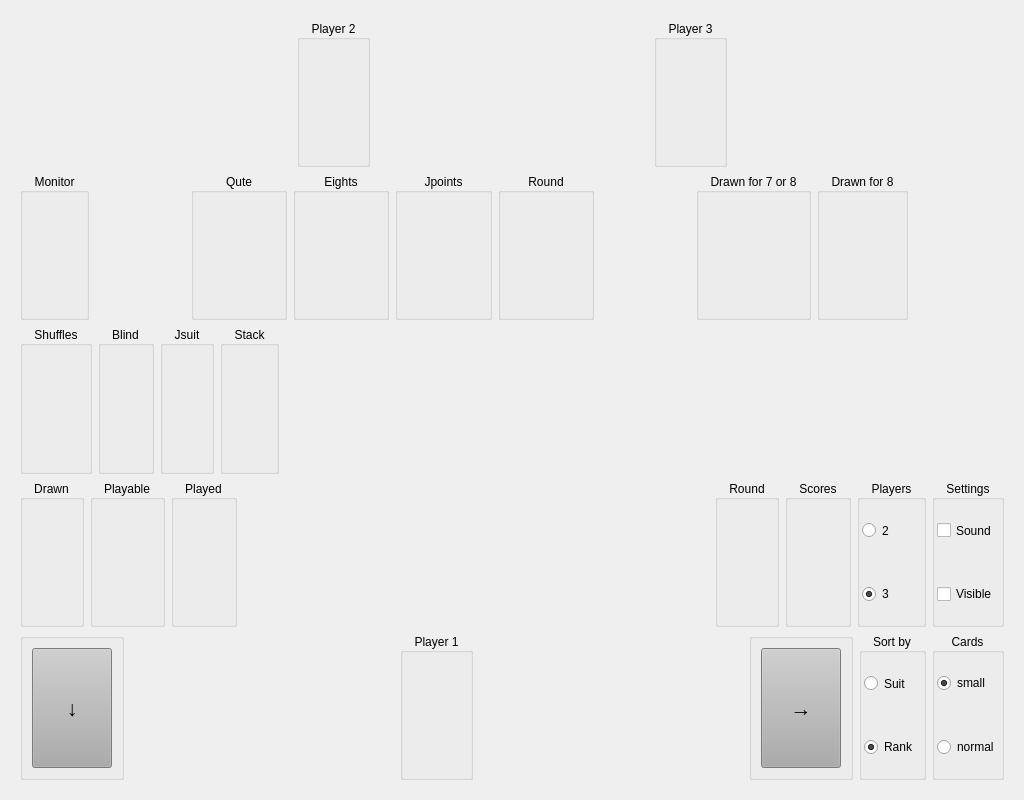
This is table.ui in squawk7x/aQuteCardGame as Qt 5 draws it before an edit. The edited form follows.
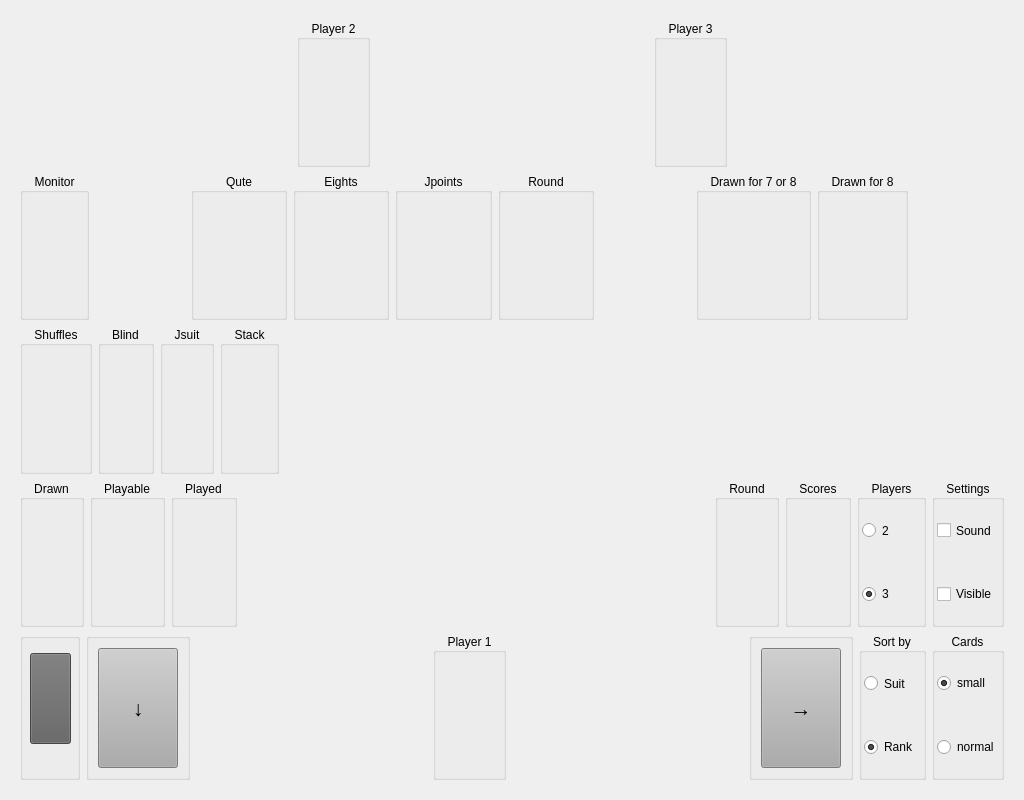
This is the edited form.

Commit message: Feature Info Text

```diff
--- a/table.ui
+++ b/table.ui
@@ -1046,6 +1046,513 @@
       </item>
       <item>
        <layout class="QHBoxLayout" name="horizontalLayout_05">
+        <item>
+         <widget class="QGroupBox" name="groupBox_3">
+          <property name="sizePolicy">
+           <sizepolicy hsizetype="Preferred" vsizetype="Expanding">
+            <horstretch>0</horstretch>
+            <verstretch>0</verstretch>
+           </sizepolicy>
+          </property>
+          <property name="minimumSize">
+           <size>
+            <width>60</width>
+            <height>0</height>
+           </size>
+          </property>
+          <property name="title">
+           <string/>
+          </property>
+          <widget class="QPushButton" name="pbInfo">
+           <property name="geometry">
+            <rect>
+             <x>10</x>
+             <y>20</y>
+             <width>41</width>
+             <height>91</height>
+            </rect>
+           </property>
+           <property name="sizePolicy">
+            <sizepolicy hsizetype="Preferred" vsizetype="Expanding">
+             <horstretch>0</horstretch>
+             <verstretch>0</verstretch>
+            </sizepolicy>
+           </property>
+           <property name="palette">
+            <palette>
+             <active>
+              <colorrole role="WindowText">
+               <brush brushstyle="SolidPattern">
+                <color alpha="255">
+                 <red>255</red>
+                 <green>255</green>
+                 <blue>255</blue>
+                </color>
+               </brush>
+              </colorrole>
+              <colorrole role="Button">
+               <brush brushstyle="SolidPattern">
+                <color alpha="255">
+                 <red>97</red>
+                 <green>97</green>
+                 <blue>97</blue>
+                </color>
+               </brush>
+              </colorrole>
+              <colorrole role="Light">
+               <brush brushstyle="SolidPattern">
+                <color alpha="255">
+                 <red>145</red>
+                 <green>145</green>
+                 <blue>145</blue>
+                </color>
+               </brush>
+              </colorrole>
+              <colorrole role="Midlight">
+               <brush brushstyle="SolidPattern">
+                <color alpha="255">
+                 <red>121</red>
+                 <green>121</green>
+                 <blue>121</blue>
+                </color>
+               </brush>
+              </colorrole>
+              <colorrole role="Dark">
+               <brush brushstyle="SolidPattern">
+                <color alpha="255">
+                 <red>48</red>
+                 <green>48</green>
+                 <blue>48</blue>
+                </color>
+               </brush>
+              </colorrole>
+              <colorrole role="Mid">
+               <brush brushstyle="SolidPattern">
+                <color alpha="255">
+                 <red>65</red>
+                 <green>65</green>
+                 <blue>65</blue>
+                </color>
+               </brush>
+              </colorrole>
+              <colorrole role="Text">
+               <brush brushstyle="SolidPattern">
+                <color alpha="255">
+                 <red>255</red>
+                 <green>255</green>
+                 <blue>255</blue>
+                </color>
+               </brush>
+              </colorrole>
+              <colorrole role="BrightText">
+               <brush brushstyle="SolidPattern">
+                <color alpha="255">
+                 <red>255</red>
+                 <green>255</green>
+                 <blue>255</blue>
+                </color>
+               </brush>
+              </colorrole>
+              <colorrole role="ButtonText">
+               <brush brushstyle="SolidPattern">
+                <color alpha="255">
+                 <red>255</red>
+                 <green>255</green>
+                 <blue>255</blue>
+                </color>
+               </brush>
+              </colorrole>
+              <colorrole role="Base">
+               <brush brushstyle="SolidPattern">
+                <color alpha="255">
+                 <red>0</red>
+                 <green>0</green>
+                 <blue>0</blue>
+                </color>
+               </brush>
+              </colorrole>
+              <colorrole role="Window">
+               <brush brushstyle="SolidPattern">
+                <color alpha="255">
+                 <red>97</red>
+                 <green>97</green>
+                 <blue>97</blue>
+                </color>
+               </brush>
+              </colorrole>
+              <colorrole role="Shadow">
+               <brush brushstyle="SolidPattern">
+                <color alpha="255">
+                 <red>0</red>
+                 <green>0</green>
+                 <blue>0</blue>
+                </color>
+               </brush>
+              </colorrole>
+              <colorrole role="AlternateBase">
+               <brush brushstyle="SolidPattern">
+                <color alpha="255">
+                 <red>48</red>
+                 <green>48</green>
+                 <blue>48</blue>
+                </color>
+               </brush>
+              </colorrole>
+              <colorrole role="ToolTipBase">
+               <brush brushstyle="SolidPattern">
+                <color alpha="255">
+                 <red>255</red>
+                 <green>255</green>
+                 <blue>220</blue>
+                </color>
+               </brush>
+              </colorrole>
+              <colorrole role="ToolTipText">
+               <brush brushstyle="SolidPattern">
+                <color alpha="255">
+                 <red>0</red>
+                 <green>0</green>
+                 <blue>0</blue>
+                </color>
+               </brush>
+              </colorrole>
+              <colorrole role="PlaceholderText">
+               <brush brushstyle="SolidPattern">
+                <color alpha="127">
+                 <red>255</red>
+                 <green>255</green>
+                 <blue>255</blue>
+                </color>
+               </brush>
+              </colorrole>
+              <colorrole role="Accent">
+               <brush brushstyle="SolidPattern">
+                <color alpha="255">
+                 <red>0</red>
+                 <green>0</green>
+                 <blue>0</blue>
+                </color>
+               </brush>
+              </colorrole>
+             </active>
+             <inactive>
+              <colorrole role="WindowText">
+               <brush brushstyle="SolidPattern">
+                <color alpha="255">
+                 <red>255</red>
+                 <green>255</green>
+                 <blue>255</blue>
+                </color>
+               </brush>
+              </colorrole>
+              <colorrole role="Button">
+               <brush brushstyle="SolidPattern">
+                <color alpha="255">
+                 <red>97</red>
+                 <green>97</green>
+                 <blue>97</blue>
+                </color>
+               </brush>
+              </colorrole>
+              <colorrole role="Light">
+               <brush brushstyle="SolidPattern">
+                <color alpha="255">
+                 <red>145</red>
+                 <green>145</green>
+                 <blue>145</blue>
+                </color>
+               </brush>
+              </colorrole>
+              <colorrole role="Midlight">
+               <brush brushstyle="SolidPattern">
+                <color alpha="255">
+                 <red>121</red>
+                 <green>121</green>
+                 <blue>121</blue>
+                </color>
+               </brush>
+              </colorrole>
+              <colorrole role="Dark">
+               <brush brushstyle="SolidPattern">
+                <color alpha="255">
+                 <red>48</red>
+                 <green>48</green>
+                 <blue>48</blue>
+                </color>
+               </brush>
+              </colorrole>
+              <colorrole role="Mid">
+               <brush brushstyle="SolidPattern">
+                <color alpha="255">
+                 <red>65</red>
+                 <green>65</green>
+                 <blue>65</blue>
+                </color>
+               </brush>
+              </colorrole>
+              <colorrole role="Text">
+               <brush brushstyle="SolidPattern">
+                <color alpha="255">
+                 <red>255</red>
+                 <green>255</green>
+                 <blue>255</blue>
+                </color>
+               </brush>
+              </colorrole>
+              <colorrole role="BrightText">
+               <brush brushstyle="SolidPattern">
+                <color alpha="255">
+                 <red>255</red>
+                 <green>255</green>
+                 <blue>255</blue>
+                </color>
+               </brush>
+              </colorrole>
+              <colorrole role="ButtonText">
+               <brush brushstyle="SolidPattern">
+                <color alpha="255">
+                 <red>255</red>
+                 <green>255</green>
+                 <blue>255</blue>
+                </color>
+               </brush>
+              </colorrole>
+              <colorrole role="Base">
+               <brush brushstyle="SolidPattern">
+                <color alpha="255">
+                 <red>0</red>
+                 <green>0</green>
+                 <blue>0</blue>
+                </color>
+               </brush>
+              </colorrole>
+              <colorrole role="Window">
+               <brush brushstyle="SolidPattern">
+                <color alpha="255">
+                 <red>97</red>
+                 <green>97</green>
+                 <blue>97</blue>
+                </color>
+               </brush>
+              </colorrole>
+              <colorrole role="Shadow">
+               <brush brushstyle="SolidPattern">
+                <color alpha="255">
+                 <red>0</red>
+                 <green>0</green>
+                 <blue>0</blue>
+                </color>
+               </brush>
+              </colorrole>
+              <colorrole role="AlternateBase">
+               <brush brushstyle="SolidPattern">
+                <color alpha="255">
+                 <red>48</red>
+                 <green>48</green>
+                 <blue>48</blue>
+                </color>
+               </brush>
+              </colorrole>
+              <colorrole role="ToolTipBase">
+               <brush brushstyle="SolidPattern">
+                <color alpha="255">
+                 <red>255</red>
+                 <green>255</green>
+                 <blue>220</blue>
+                </color>
+               </brush>
+              </colorrole>
+              <colorrole role="ToolTipText">
+               <brush brushstyle="SolidPattern">
+                <color alpha="255">
+                 <red>0</red>
+                 <green>0</green>
+                 <blue>0</blue>
+                </color>
+               </brush>
+              </colorrole>
+              <colorrole role="PlaceholderText">
+               <brush brushstyle="SolidPattern">
+                <color alpha="127">
+                 <red>255</red>
+                 <green>255</green>
+                 <blue>255</blue>
+                </color>
+               </brush>
+              </colorrole>
+              <colorrole role="Accent">
+               <brush brushstyle="SolidPattern">
+                <color alpha="255">
+                 <red>0</red>
+                 <green>0</green>
+                 <blue>0</blue>
+                </color>
+               </brush>
+              </colorrole>
+             </inactive>
+             <disabled>
+              <colorrole role="WindowText">
+               <brush brushstyle="SolidPattern">
+                <color alpha="255">
+                 <red>48</red>
+                 <green>48</green>
+                 <blue>48</blue>
+                </color>
+               </brush>
+              </colorrole>
+              <colorrole role="Button">
+               <brush brushstyle="SolidPattern">
+                <color alpha="255">
+                 <red>97</red>
+                 <green>97</green>
+                 <blue>97</blue>
+                </color>
+               </brush>
+              </colorrole>
+              <colorrole role="Light">
+               <brush brushstyle="SolidPattern">
+                <color alpha="255">
+                 <red>145</red>
+                 <green>145</green>
+                 <blue>145</blue>
+                </color>
+               </brush>
+              </colorrole>
+              <colorrole role="Midlight">
+               <brush brushstyle="SolidPattern">
+                <color alpha="255">
+                 <red>121</red>
+                 <green>121</green>
+                 <blue>121</blue>
+                </color>
+               </brush>
+              </colorrole>
+              <colorrole role="Dark">
+               <brush brushstyle="SolidPattern">
+                <color alpha="255">
+                 <red>48</red>
+                 <green>48</green>
+                 <blue>48</blue>
+                </color>
+               </brush>
+              </colorrole>
+              <colorrole role="Mid">
+               <brush brushstyle="SolidPattern">
+                <color alpha="255">
+                 <red>65</red>
+                 <green>65</green>
+                 <blue>65</blue>
+                </color>
+               </brush>
+              </colorrole>
+              <colorrole role="Text">
+               <brush brushstyle="SolidPattern">
+                <color alpha="255">
+                 <red>48</red>
+                 <green>48</green>
+                 <blue>48</blue>
+                </color>
+               </brush>
+              </colorrole>
+              <colorrole role="BrightText">
+               <brush brushstyle="SolidPattern">
+                <color alpha="255">
+                 <red>255</red>
+                 <green>255</green>
+                 <blue>255</blue>
+                </color>
+               </brush>
+              </colorrole>
+              <colorrole role="ButtonText">
+               <brush brushstyle="SolidPattern">
+                <color alpha="255">
+                 <red>48</red>
+                 <green>48</green>
+                 <blue>48</blue>
+                </color>
+               </brush>
+              </colorrole>
+              <colorrole role="Base">
+               <brush brushstyle="SolidPattern">
+                <color alpha="255">
+                 <red>97</red>
+                 <green>97</green>
+                 <blue>97</blue>
+                </color>
+               </brush>
+              </colorrole>
+              <colorrole role="Window">
+               <brush brushstyle="SolidPattern">
+                <color alpha="255">
+                 <red>97</red>
+                 <green>97</green>
+                 <blue>97</blue>
+                </color>
+               </brush>
+              </colorrole>
+              <colorrole role="Shadow">
+               <brush brushstyle="SolidPattern">
+                <color alpha="255">
+                 <red>0</red>
+                 <green>0</green>
+                 <blue>0</blue>
+                </color>
+               </brush>
+              </colorrole>
+              <colorrole role="AlternateBase">
+               <brush brushstyle="SolidPattern">
+                <color alpha="255">
+                 <red>97</red>
+                 <green>97</green>
+                 <blue>97</blue>
+                </color>
+               </brush>
+              </colorrole>
+              <colorrole role="ToolTipBase">
+               <brush brushstyle="SolidPattern">
+                <color alpha="255">
+                 <red>255</red>
+                 <green>255</green>
+                 <blue>220</blue>
+                </color>
+               </brush>
+              </colorrole>
+              <colorrole role="ToolTipText">
+               <brush brushstyle="SolidPattern">
+                <color alpha="255">
+                 <red>0</red>
+                 <green>0</green>
+                 <blue>0</blue>
+                </color>
+               </brush>
+              </colorrole>
+              <colorrole role="PlaceholderText">
+               <brush brushstyle="SolidPattern">
+                <color alpha="127">
+                 <red>48</red>
+                 <green>48</green>
+                 <blue>48</blue>
+                </color>
+               </brush>
+              </colorrole>
+              <colorrole role="Accent">
+               <brush brushstyle="SolidPattern">
+                <color alpha="255">
+                 <red>68</red>
+                 <green>68</green>
+                 <blue>68</blue>
+                </color>
+               </brush>
+              </colorrole>
+             </disabled>
+            </palette>
+           </property>
+           <property name="text">
+            <string/>
+           </property>
+          </widget>
+         </widget>
+        </item>
         <item>
          <widget class="QGroupBox" name="groupBox_2">
           <property name="sizePolicy">
```
The commit also changes 2 other files.
